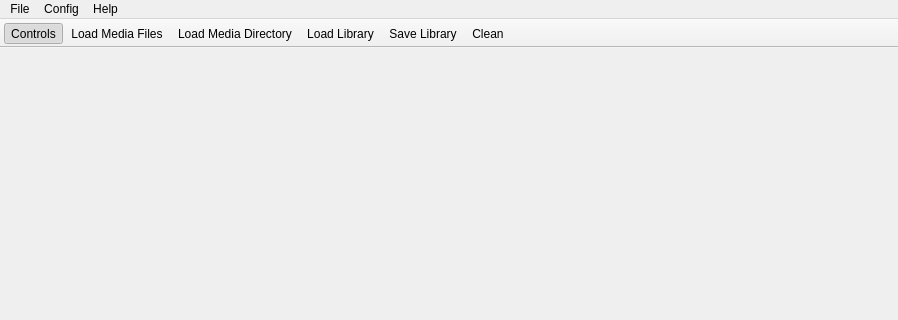
MediaCycle/MediaCycle, file apps/multimediacycle-osg-qt/ACMultiMediaCycleOsgQt.ui: the form before one commit; both pictures show x 0 to 898 and y 0 to 320 of the 898 by 829 pixel window.
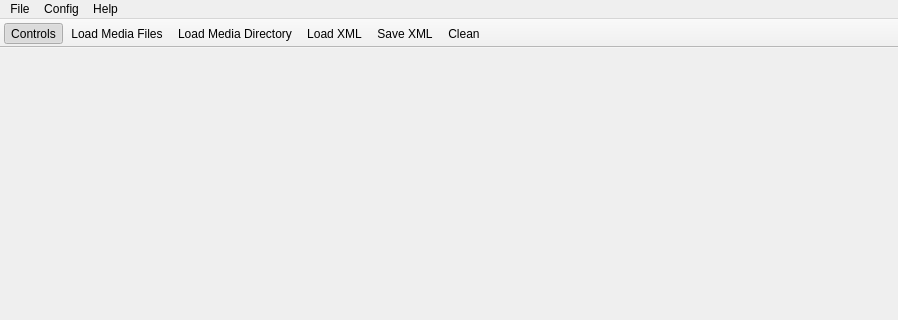
The form after the commit. Custom widgets are drawn as their Qt base class.

Diff of the .ui file:
```diff
--- a/apps/multimediacycle-osg-qt/ACMultiMediaCycleOsgQt.ui
+++ b/apps/multimediacycle-osg-qt/ACMultiMediaCycleOsgQt.ui
@@ -140,8 +140,8 @@
    <addaction name="actionShow_Hide_Controls"/>
    <addaction name="actionLoad_Media_Files"/>
    <addaction name="actionLoad_Media_Directory"/>
-   <addaction name="actionLoad_ACL"/>
-   <addaction name="actionSave_ACL"/>
+   <addaction name="actionLoad_XML"/>
+   <addaction name="actionSave_XML"/>
    <addaction name="actionClean"/>
   </widget>
   <widget class="QStatusBar" name="statusBar"/>
@@ -153,25 +153,6 @@
     <string>Ctrl+Shift+O</string>
    </property>
   </action>
-  <action name="actionLoad_ACL">
-   <property name="text">
-    <string>Load Library</string>
-   </property>
-   <property name="shortcut">
-    <string>Ctrl+O</string>
-   </property>
-  </action>
-  <action name="actionSave_ACL">
-   <property name="text">
-    <string>Save Library</string>
-   </property>
-   <property name="toolTip">
-    <string>Save Library</string>
-   </property>
-   <property name="shortcut">
-    <string>Ctrl+S</string>
-   </property>
-  </action>
   <action name="actionLoad_Media_Files">
    <property name="text">
     <string>Load Media Files</string>
```
Left out of the diff: 22 changed lines with no effect on the pictures.
